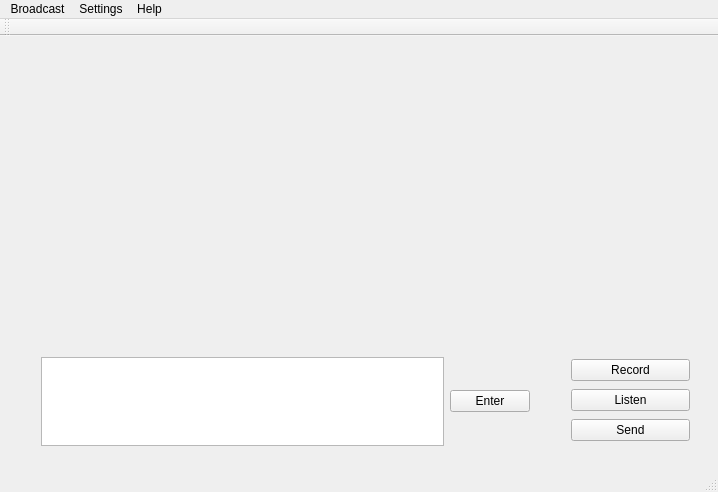
Qt form mainwindow.ui (JosiahSnarr/ESEIntercom) before a commit.
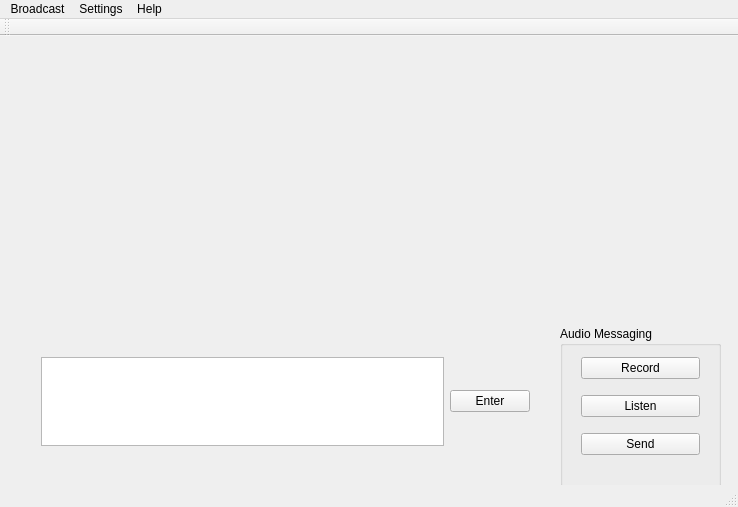
The same form after that commit. Icons and pictures are not drawn.

Commit message: added audio and serial config dialogs

```diff
--- a/mainwindow.ui
+++ b/mainwindow.ui
@@ -6,8 +6,8 @@
    <rect>
     <x>0</x>
     <y>0</y>
-    <width>718</width>
-    <height>492</height>
+    <width>738</width>
+    <height>507</height>
    </rect>
   </property>
   <property name="windowTitle">
@@ -43,13 +43,25 @@
      </item>
     </layout>
    </widget>
-   <widget class="QWidget" name="verticalLayoutWidget_2">
+   <widget class="QGroupBox" name="gbRecord">
     <property name="geometry">
      <rect>
       <x>560</x>
-      <y>310</y>
+      <y>290</y>
+      <width>161</width>
+      <height>161</height>
+     </rect>
+    </property>
+    <property name="title">
+     <string>Audio Messaging</string>
+    </property>
+    <widget class="QWidget" name="verticalLayoutWidget_2">
+     <property name="geometry">
+      <rect>
+       <x>10</x>
+       <y>10</y>
       <width>141</width>
-      <height>111</height>
+       <height>141</height>
      </rect>
     </property>
     <layout class="QVBoxLayout" name="verticalLayout_2">
@@ -77,12 +89,13 @@
     </layout>
    </widget>
   </widget>
+  </widget>
   <widget class="QMenuBar" name="menuBar">
    <property name="geometry">
     <rect>
      <x>0</x>
      <y>0</y>
-     <width>718</width>
+     <width>738</width>
      <height>21</height>
     </rect>
    </property>
```
Lines whose indentation alone changed are shown as unchanged. The commit also changes 10 other files.
